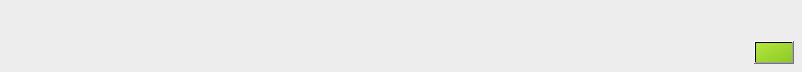
First picture: the form in widgets/dependentproductitem.ui, repository pamugk/nebulae-qt, before the edit.
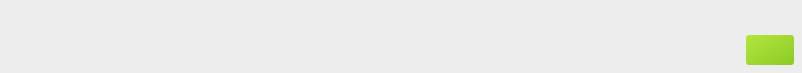
Second picture: the form after the edit. Icons and pictures are not drawn.

```diff
--- a/widgets/dependentproductitem.ui
+++ b/widgets/dependentproductitem.ui
@@ -7,7 +7,7 @@
     <x>0</x>
     <y>0</y>
     <width>802</width>
-    <height>72</height>
+    <height>73</height>
    </rect>
   </property>
   <property name="sizePolicy">
@@ -125,7 +125,9 @@
       <item row="1" column="3">
        <widget class="QPushButton" name="addToCartButton">
         <property name="styleSheet">
-         <string notr="true">background-color: qlineargradient(spread:pad, x1:0, y1:0, x2:1, y2:1, stop:0 rgb(180, 230, 60), stop:1 rgb(140, 202, 39));</string>
+         <string notr="true">background-color: qlineargradient(spread:pad, x1:0, y1:0, x2:1, y2:1, stop:0 rgb(180, 230, 60), stop:1 rgb(140, 202, 39));
+border-radius: 3px;
+padding: 8px;</string>
         </property>
         <property name="text">
          <string notr="true"/>
```
